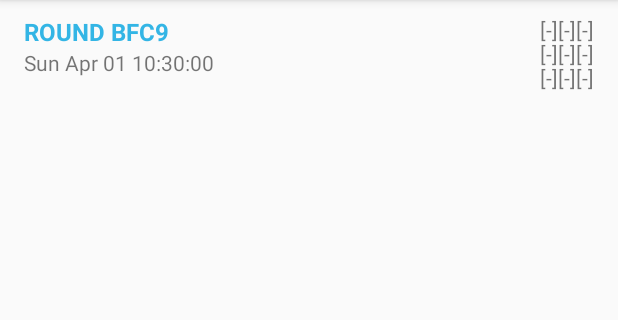
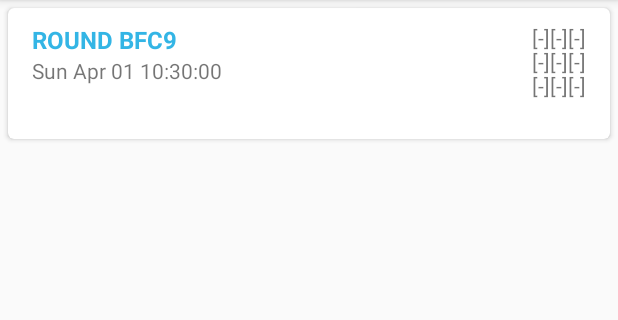
Before and after one commit to jorgeG92/dadmoviles, an Android app: the screen it shows after launch (RoundListActivity), on a phone screen of 412 x 824 dp, the part 84-404 px from its top. Run offline under Robolectric (Android 15) with nearby library versions, the phone set to English and light mode, and no system bars.

```diff
--- a/Android4_JorgeGomez/app/build.gradle
+++ b/Android4_JorgeGomez/app/build.gradle
@@ -28,12 +28,13 @@ dependencies {
     androidTestImplementation('com.android.support.test.espresso:espresso-core:2.2.2', {
         exclude group: 'com.android.support', module: 'support-annotations'
     })
-    implementation 'com.android.support:appcompat-v7:26.1.0'
+    compileOnly 'com.android.support:appcompat-v7:26.1.0'
     testImplementation 'junit:junit:4.12'
     androidTestImplementation 'com.android.support.test:runner:1.0.1'
     androidTestImplementation 'com.android.support.test.espresso:espresso-core:3.0.1'
-    implementation files('libs/multijugador.jar')
+    compileOnly files('libs/multijugador.jar')
     implementation 'com.android.support:design:26.1.0'
     implementation 'com.android.support.constraint:constraint-layout:1.1.0-beta6'
     compileOnly 'com.android.support:recyclerview-v7:26.1.0'
+    implementation 'com.android.support:cardview-v7:26.1.0'
 }
--- /dev/null
+++ b/Android4_JorgeGomez/app/src/main/java/eps/android4_jorgegomez/activities/RecyclerItemClickListener.java
@@ -0,0 +1,44 @@
+package eps.android4_jorgegomez.activities;
+
+import android.content.Context;
+import android.support.v7.widget.RecyclerView;
+import android.view.GestureDetector;
+import android.view.MotionEvent;
+import android.view.View;
+
+public class RecyclerItemClickListener implements RecyclerView.OnItemTouchListener {
+
+    private OnItemClickListener mListener;
+
+    public interface OnItemClickListener {
+        public void onItemClick(View view, int position);
+    }
+
+    GestureDetector mGestureDetector;
+
+    public RecyclerItemClickListener(Context context, OnItemClickListener listener) {
+        mListener = listener;
+        mGestureDetector = new GestureDetector(context, new
+                GestureDetector.SimpleOnGestureListener() {
+                    @Override
+                    public boolean onSingleTapUp(MotionEvent e) {
+                        return true;
+                    }
+                });
+    }
+    @Override
+    public boolean onInterceptTouchEvent(RecyclerView view, MotionEvent e) {
+        View childView = view.findChildViewUnder(e.getX(), e.getY());
+        if (childView != null && mListener != null && mGestureDetector.onTouchEvent(e))
+        {
+            mListener.onItemClick(childView, view.getChildAdapterPosition(childView));
+        }
+        return false;
+    }
+    @Override
+    public void onTouchEvent(RecyclerView view, MotionEvent motionEvent) {
+    }
+    @Override
+    public void onRequestDisallowInterceptTouchEvent(boolean disallowIntercept) {
+    }
+}
--- a/Android4_JorgeGomez/app/src/main/java/eps/android4_jorgegomez/activities/RoundListFragment.java
+++ b/Android4_JorgeGomez/app/src/main/java/eps/android4_jorgegomez/activities/RoundListFragment.java
@@ -38,6 +38,7 @@ public class RoundListFragment extends Fragment {
         roundRecyclerView.setLayoutManager(linearLayoutManager);
         roundRecyclerView.setItemAnimator(new DefaultItemAnimator());
 
+        setCardListener(view);
         updateUI();
 
         return view;
@@ -92,12 +93,30 @@ public class RoundListFragment extends Fragment {
             void onRoundSelected(Round round);
     }
 
+    private void setCardListener(View view) {
+        roundRecyclerView =
+                (RecyclerView)view.findViewById(R.id.round_recycler_view);
+
+        RecyclerItemClickListener.OnItemClickListener onItemClickListener =
+                new RecyclerItemClickListener.OnItemClickListener() {
+                    @Override
+                    public void onItemClick(View view, int position) {
+                        Round round =
+                                RoundRepository.get(getContext()).getRounds().get(position);
+                        callbacks.onRoundSelected(round);
+                    }
+                };
+        RecyclerItemClickListener listener =
+                new RecyclerItemClickListener(getActivity(), onItemClickListener);
+        roundRecyclerView.addOnItemTouchListener(listener);
+    }
+
 
     public class RoundAdapter extends RecyclerView.Adapter<RoundAdapter.RoundHolder>{
 
         private List<Round> rounds;
 
-        public class RoundHolder extends RecyclerView.ViewHolder implements View.OnClickListener{
+        public class RoundHolder extends RecyclerView.ViewHolder{
 
             private TextView idTextView;
             private TextView boardTextView;
@@ -106,7 +125,6 @@ public class RoundListFragment extends Fragment {
 
             public RoundHolder(View itemView) {
                 super(itemView);
-                itemView.setOnClickListener(this);
                 idTextView = (TextView) itemView.findViewById(R.id.list_item_id);
                 boardTextView = (TextView) itemView.findViewById(R.id.list_item_board);
                 dateTextView = (TextView) itemView.findViewById(R.id.list_item_date);
@@ -117,11 +135,6 @@ public class RoundListFragment extends Fragment {
                 idTextView.setText(round.getTitle());
                 boardTextView.setText(round.getBoard().toString());
                 dateTextView.setText(String.valueOf(round.getDate()).substring(0,19));
-            }
-
-            @Override
-            public void onClick(View v) {
-                callbacks.onRoundSelected(round);
             }
         }
 
--- a/Android4_JorgeGomez/app/src/main/res/layout/activity_fragment.xml
+++ b/Android4_JorgeGomez/app/src/main/res/layout/activity_fragment.xml
@@ -13,12 +13,12 @@
         android:layout_height="?attr/actionBarSize"
         android:background="?attr/colorPrimary"
         android:elevation="4dp"
-        android:theme="@style/ThemeOverlay.AppCompat.ActionBar"
-        />
+        android:theme="@style/ThemeOverlay.AppCompat.ActionBar"/>
 
     <FrameLayout xmlns:android="http://schemas.android.com/apk/res/android"
         xmlns:app="http://schemas.android.com/apk/res­auto"
         android:id="@+id/fragment_container"
         android:layout_width="match_parent"
         android:layout_height="match_parent" />
+
 </LinearLayout>
--- a/Android4_JorgeGomez/app/src/main/res/layout/list_item_round.xml
+++ b/Android4_JorgeGomez/app/src/main/res/layout/list_item_round.xml
@@ -1,4 +1,12 @@
-<?xml version="1.0" encoding="utf-8"?>
+<android.support.v7.widget.CardView
+    xmlns:android="http://schemas.android.com/apk/res/android"
+    xmlns:card_view="http://schemas.android.com/apk/res-auto"
+    android:id="@+id/card_view"
+    android:layout_width="match_parent"
+    android:layout_height="wrap_content"
+    android:layout_margin="5dp"
+    card_view:cardBackgroundColor="@color/cardview_light_background"
+    card_view:cardCornerRadius="4dp">
     <RelativeLayout xmlns:android="http://schemas.android.com/apk/res/android"
         android:layout_width="match_parent"
         android:layout_height="wrap_content"
@@ -10,7 +18,6 @@
         android:clickable="true"
         android:background="?android:attr/selectableItemBackground"
         android:orientation="vertical">
-
         <TextView
             android:id="@+id/list_item_id"
             android:layout_width="match_parent"
@@ -30,5 +37,5 @@
             android:layout_height="wrap_content"
             android:layout_alignParentRight="true"
             android:layout_alignParentEnd="true" />
-
     </RelativeLayout>
+</android.support.v7.widget.CardView>
--- a/Android4_JorgeGomez/app/src/main/res/values/dimen.xml
+++ b/Android4_JorgeGomez/app/src/main/res/values/dimen.xml
@@ -1,4 +1,6 @@
 <?xml version="1.0" encoding="utf-8"?>
 <resources>
     <dimen name="title_size">10px</dimen>
+    <dimen name="activity_vertical_margin">10px</dimen>
+    <dimen name="activity_horizontal_margin">10px</dimen>
 </resources>
--- a/Android4_JorgeGomez/app/src/main/res/values/strings.xml
+++ b/Android4_JorgeGomez/app/src/main/res/values/strings.xml
@@ -7,4 +7,5 @@
     <string name="invalid_movement">Movimiento no valido</string>
     <string name="round_title">Conecta 4R</string>
     <string name="new_round">Ronda nueva</string>
+    <string name="round_restarted">Ronda reiniciada</string>
 </resources>
```
Also changed, not shown: Android4_JorgeGomez/app/src/main/java/eps/android4_jorgegomez/activities/RoundFragment.java (+19 -0 lines), Android4_JorgeGomez/app/src/main/java/eps/android4_jorgegomez/model/TableroConecta4.java (+11 -0 lines), Android4_JorgeGomez/app/src/main/res/layout/fragment_round.xml (+16 -4 lines). Lines whose indentation alone changed are shown as unchanged.
